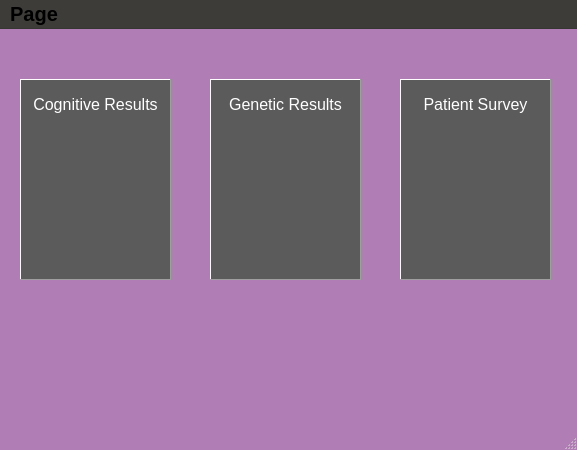
This is ui/homepage.ui in LiskoXIII/csi5390 as Qt 5 draws it before an edit. The edited form follows.
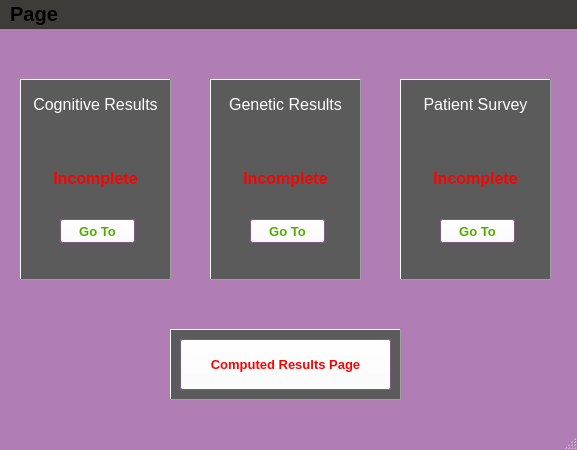
This is the edited form. Icons and pictures are not drawn.

Commit message: Working on info pages, need exact data fields but figuring out format.

The edit to the form file:
```diff
--- a/ui/homepage.ui
+++ b/ui/homepage.ui
@@ -420,6 +420,559 @@
      <string>&lt;html&gt;&lt;head/&gt;&lt;body&gt;&lt;p align=&quot;center&quot;&gt;&lt;span style=&quot; font-size:12pt; color:#ffffff;&quot;&gt;Patient Survey&lt;/span&gt;&lt;/p&gt;&lt;/body&gt;&lt;/html&gt;</string>
     </property>
    </widget>
+   <widget class="QPushButton" name="cognitive_button">
+    <property name="geometry">
+     <rect>
+      <x>60</x>
+      <y>190</y>
+      <width>75</width>
+      <height>24</height>
+     </rect>
+    </property>
+    <property name="palette">
+     <palette>
+      <active>
+       <colorrole role="Button">
+        <brush brushstyle="SolidPattern">
+         <color alpha="255">
+          <red>255</red>
+          <green>255</green>
+          <blue>255</blue>
+         </color>
+        </brush>
+       </colorrole>
+       <colorrole role="Text">
+        <brush brushstyle="SolidPattern">
+         <color alpha="255">
+          <red>85</red>
+          <green>170</green>
+          <blue>0</blue>
+         </color>
+        </brush>
+       </colorrole>
+       <colorrole role="ButtonText">
+        <brush brushstyle="SolidPattern">
+         <color alpha="255">
+          <red>85</red>
+          <green>170</green>
+          <blue>0</blue>
+         </color>
+        </brush>
+       </colorrole>
+      </active>
+      <inactive>
+       <colorrole role="Button">
+        <brush brushstyle="SolidPattern">
+         <color alpha="255">
+          <red>255</red>
+          <green>255</green>
+          <blue>255</blue>
+         </color>
+        </brush>
+       </colorrole>
+       <colorrole role="Text">
+        <brush brushstyle="SolidPattern">
+         <color alpha="255">
+          <red>85</red>
+          <green>170</green>
+          <blue>0</blue>
+         </color>
+        </brush>
+       </colorrole>
+       <colorrole role="ButtonText">
+        <brush brushstyle="SolidPattern">
+         <color alpha="255">
+          <red>85</red>
+          <green>170</green>
+          <blue>0</blue>
+         </color>
+        </brush>
+       </colorrole>
+      </inactive>
+      <disabled>
+       <colorrole role="Button">
+        <brush brushstyle="SolidPattern">
+         <color alpha="255">
+          <red>255</red>
+          <green>255</green>
+          <blue>255</blue>
+         </color>
+        </brush>
+       </colorrole>
+       <colorrole role="ButtonText">
+        <brush brushstyle="SolidPattern">
+         <color alpha="135">
+          <red>255</red>
+          <green>255</green>
+          <blue>255</blue>
+         </color>
+        </brush>
+       </colorrole>
+      </disabled>
+     </palette>
+    </property>
+    <property name="font">
+     <font>
+      <pointsize>10</pointsize>
+      <bold>true</bold>
+      <underline>false</underline>
+     </font>
+    </property>
+    <property name="text">
+     <string>Go To</string>
+    </property>
+   </widget>
+   <widget class="QPushButton" name="genetic_button">
+    <property name="geometry">
+     <rect>
+      <x>250</x>
+      <y>190</y>
+      <width>75</width>
+      <height>24</height>
+     </rect>
+    </property>
+    <property name="palette">
+     <palette>
+      <active>
+       <colorrole role="Button">
+        <brush brushstyle="SolidPattern">
+         <color alpha="255">
+          <red>255</red>
+          <green>255</green>
+          <blue>255</blue>
+         </color>
+        </brush>
+       </colorrole>
+       <colorrole role="Text">
+        <brush brushstyle="SolidPattern">
+         <color alpha="255">
+          <red>85</red>
+          <green>170</green>
+          <blue>0</blue>
+         </color>
+        </brush>
+       </colorrole>
+       <colorrole role="ButtonText">
+        <brush brushstyle="SolidPattern">
+         <color alpha="255">
+          <red>85</red>
+          <green>170</green>
+          <blue>0</blue>
+         </color>
+        </brush>
+       </colorrole>
+      </active>
+      <inactive>
+       <colorrole role="Button">
+        <brush brushstyle="SolidPattern">
+         <color alpha="255">
+          <red>255</red>
+          <green>255</green>
+          <blue>255</blue>
+         </color>
+        </brush>
+       </colorrole>
+       <colorrole role="Text">
+        <brush brushstyle="SolidPattern">
+         <color alpha="255">
+          <red>85</red>
+          <green>170</green>
+          <blue>0</blue>
+         </color>
+        </brush>
+       </colorrole>
+       <colorrole role="ButtonText">
+        <brush brushstyle="SolidPattern">
+         <color alpha="255">
+          <red>85</red>
+          <green>170</green>
+          <blue>0</blue>
+         </color>
+        </brush>
+       </colorrole>
+      </inactive>
+      <disabled>
+       <colorrole role="Button">
+        <brush brushstyle="SolidPattern">
+         <color alpha="107">
+          <red>255</red>
+          <green>255</green>
+          <blue>255</blue>
+         </color>
+        </brush>
+       </colorrole>
+       <colorrole role="ButtonText">
+        <brush brushstyle="SolidPattern">
+         <color alpha="135">
+          <red>255</red>
+          <green>255</green>
+          <blue>255</blue>
+         </color>
+        </brush>
+       </colorrole>
+      </disabled>
+     </palette>
+    </property>
+    <property name="font">
+     <font>
+      <pointsize>10</pointsize>
+      <bold>true</bold>
+      <underline>false</underline>
+     </font>
+    </property>
+    <property name="text">
+     <string>Go To</string>
+    </property>
+   </widget>
+   <widget class="QPushButton" name="patient_button">
+    <property name="geometry">
+     <rect>
+      <x>440</x>
+      <y>190</y>
+      <width>75</width>
+      <height>24</height>
+     </rect>
+    </property>
+    <property name="palette">
+     <palette>
+      <active>
+       <colorrole role="Button">
+        <brush brushstyle="SolidPattern">
+         <color alpha="255">
+          <red>255</red>
+          <green>255</green>
+          <blue>255</blue>
+         </color>
+        </brush>
+       </colorrole>
+       <colorrole role="Text">
+        <brush brushstyle="SolidPattern">
+         <color alpha="255">
+          <red>85</red>
+          <green>170</green>
+          <blue>0</blue>
+         </color>
+        </brush>
+       </colorrole>
+       <colorrole role="ButtonText">
+        <brush brushstyle="SolidPattern">
+         <color alpha="255">
+          <red>85</red>
+          <green>170</green>
+          <blue>0</blue>
+         </color>
+        </brush>
+       </colorrole>
+      </active>
+      <inactive>
+       <colorrole role="Button">
+        <brush brushstyle="SolidPattern">
+         <color alpha="255">
+          <red>255</red>
+          <green>255</green>
+          <blue>255</blue>
+         </color>
+        </brush>
+       </colorrole>
+       <colorrole role="Text">
+        <brush brushstyle="SolidPattern">
+         <color alpha="255">
+          <red>85</red>
+          <green>170</green>
+          <blue>0</blue>
+         </color>
+        </brush>
+       </colorrole>
+       <colorrole role="ButtonText">
+        <brush brushstyle="SolidPattern">
+         <color alpha="255">
+          <red>85</red>
+          <green>170</green>
+          <blue>0</blue>
+         </color>
+        </brush>
+       </colorrole>
+      </inactive>
+      <disabled>
+       <colorrole role="Button">
+        <brush brushstyle="SolidPattern">
+         <color alpha="107">
+          <red>255</red>
+          <green>255</green>
+          <blue>255</blue>
+         </color>
+        </brush>
+       </colorrole>
+       <colorrole role="ButtonText">
+        <brush brushstyle="SolidPattern">
+         <color alpha="135">
+          <red>255</red>
+          <green>255</green>
+          <blue>255</blue>
+         </color>
+        </brush>
+       </colorrole>
+      </disabled>
+     </palette>
+    </property>
+    <property name="font">
+     <font>
+      <pointsize>10</pointsize>
+      <bold>true</bold>
+      <underline>false</underline>
+     </font>
+    </property>
+    <property name="text">
+     <string>Go To</string>
+    </property>
+   </widget>
+   <widget class="QLabel" name="cognitive_status">
+    <property name="geometry">
+     <rect>
+      <x>30</x>
+      <y>140</y>
+      <width>131</width>
+      <height>20</height>
+     </rect>
+    </property>
+    <property name="text">
+     <string>&lt;html&gt;&lt;head/&gt;&lt;body&gt;&lt;p align=&quot;center&quot;&gt;&lt;span style=&quot; font-size:12pt; font-weight:700; color:#ff0000;&quot;&gt;Incomplete&lt;/span&gt;&lt;/p&gt;&lt;/body&gt;&lt;/html&gt;</string>
+    </property>
+   </widget>
+   <widget class="QLabel" name="genetic_status">
+    <property name="geometry">
+     <rect>
+      <x>220</x>
+      <y>140</y>
+      <width>131</width>
+      <height>20</height>
+     </rect>
+    </property>
+    <property name="text">
+     <string>&lt;html&gt;&lt;head/&gt;&lt;body&gt;&lt;p align=&quot;center&quot;&gt;&lt;span style=&quot; font-size:12pt; font-weight:700; color:#ff0000;&quot;&gt;Incomplete&lt;/span&gt;&lt;/p&gt;&lt;/body&gt;&lt;/html&gt;</string>
+    </property>
+   </widget>
+   <widget class="QLabel" name="patient_status">
+    <property name="geometry">
+     <rect>
+      <x>410</x>
+      <y>140</y>
+      <width>131</width>
+      <height>20</height>
+     </rect>
+    </property>
+    <property name="text">
+     <string>&lt;html&gt;&lt;head/&gt;&lt;body&gt;&lt;p align=&quot;center&quot;&gt;&lt;span style=&quot; font-size:12pt; font-weight:700; color:#ff0000;&quot;&gt;Incomplete&lt;/span&gt;&lt;/p&gt;&lt;/body&gt;&lt;/html&gt;</string>
+    </property>
+   </widget>
+   <widget class="QLabel" name="results_box">
+    <property name="geometry">
+     <rect>
+      <x>170</x>
+      <y>300</y>
+      <width>231</width>
+      <height>71</height>
+     </rect>
+    </property>
+    <property name="palette">
+     <palette>
+      <active>
+       <colorrole role="WindowText">
+        <brush brushstyle="SolidPattern">
+         <color alpha="255">
+          <red>91</red>
+          <green>91</green>
+          <blue>91</blue>
+         </color>
+        </brush>
+       </colorrole>
+       <colorrole role="Window">
+        <brush brushstyle="SolidPattern">
+         <color alpha="255">
+          <red>91</red>
+          <green>91</green>
+          <blue>91</blue>
+         </color>
+        </brush>
+       </colorrole>
+      </active>
+      <inactive>
+       <colorrole role="WindowText">
+        <brush brushstyle="SolidPattern">
+         <color alpha="255">
+          <red>91</red>
+          <green>91</green>
+          <blue>91</blue>
+         </color>
+        </brush>
+       </colorrole>
+       <colorrole role="Window">
+        <brush brushstyle="SolidPattern">
+         <color alpha="255">
+          <red>91</red>
+          <green>91</green>
+          <blue>91</blue>
+         </color>
+        </brush>
+       </colorrole>
+      </inactive>
+      <disabled>
+       <colorrole role="Base">
+        <brush brushstyle="SolidPattern">
+         <color alpha="255">
+          <red>91</red>
+          <green>91</green>
+          <blue>91</blue>
+         </color>
+        </brush>
+       </colorrole>
+       <colorrole role="Window">
+        <brush brushstyle="SolidPattern">
+         <color alpha="255">
+          <red>91</red>
+          <green>91</green>
+          <blue>91</blue>
+         </color>
+        </brush>
+       </colorrole>
+      </disabled>
+     </palette>
+    </property>
+    <property name="autoFillBackground">
+     <bool>true</bool>
+    </property>
+    <property name="frameShape">
+     <enum>QFrame::Shape::Panel</enum>
+    </property>
+    <property name="frameShadow">
+     <enum>QFrame::Shadow::Raised</enum>
+    </property>
+    <property name="text">
+     <string/>
+    </property>
+    <property name="scaledContents">
+     <bool>false</bool>
+    </property>
+    <property name="wordWrap">
+     <bool>true</bool>
+    </property>
+   </widget>
+   <widget class="QPushButton" name="genetic_button_2">
+    <property name="geometry">
+     <rect>
+      <x>180</x>
+      <y>310</y>
+      <width>211</width>
+      <height>51</height>
+     </rect>
+    </property>
+    <property name="palette">
+     <palette>
+      <active>
+       <colorrole role="Button">
+        <brush brushstyle="SolidPattern">
+         <color alpha="255">
+          <red>255</red>
+          <green>255</green>
+          <blue>255</blue>
+         </color>
+        </brush>
+       </colorrole>
+       <colorrole role="Text">
+        <brush brushstyle="SolidPattern">
+         <color alpha="255">
+          <red>85</red>
+          <green>170</green>
+          <blue>0</blue>
+         </color>
+        </brush>
+       </colorrole>
+       <colorrole role="ButtonText">
+        <brush brushstyle="SolidPattern">
+         <color alpha="255">
+          <red>255</red>
+          <green>0</green>
+          <blue>0</blue>
+         </color>
+        </brush>
+       </colorrole>
+      </active>
+      <inactive>
+       <colorrole role="Button">
+        <brush brushstyle="SolidPattern">
+         <color alpha="255">
+          <red>255</red>
+          <green>255</green>
+          <blue>255</blue>
+         </color>
+        </brush>
+       </colorrole>
+       <colorrole role="Text">
+        <brush brushstyle="SolidPattern">
+         <color alpha="255">
+          <red>85</red>
+          <green>170</green>
+          <blue>0</blue>
+         </color>
+        </brush>
+       </colorrole>
+       <colorrole role="ButtonText">
+        <brush brushstyle="SolidPattern">
+         <color alpha="255">
+          <red>255</red>
+          <green>0</green>
+          <blue>0</blue>
+         </color>
+        </brush>
+       </colorrole>
+      </inactive>
+      <disabled>
+       <colorrole role="Button">
+        <brush brushstyle="SolidPattern">
+         <color alpha="107">
+          <red>255</red>
+          <green>255</green>
+          <blue>255</blue>
+         </color>
+        </brush>
+       </colorrole>
+       <colorrole role="ButtonText">
+        <brush brushstyle="SolidPattern">
+         <color alpha="135">
+          <red>255</red>
+          <green>255</green>
+          <blue>255</blue>
+         </color>
+        </brush>
+       </colorrole>
+      </disabled>
+     </palette>
+    </property>
+    <property name="font">
+     <font>
+      <pointsize>10</pointsize>
+      <bold>true</bold>
+      <underline>false</underline>
+     </font>
+    </property>
+    <property name="text">
+     <string>Computed Results Page</string>
+    </property>
+   </widget>
+   <zorder>genetic_box</zorder>
+   <zorder>genetic_label</zorder>
+   <zorder>cognitive_box</zorder>
+   <zorder>patient_box</zorder>
+   <zorder>GeneticLabel_2</zorder>
+   <zorder>GeneticLabel_3</zorder>
+   <zorder>genetic_button</zorder>
+   <zorder>patient_button</zorder>
+   <zorder>cognitive_button</zorder>
+   <zorder>cognitive_status</zorder>
+   <zorder>genetic_status</zorder>
+   <zorder>patient_status</zorder>
+   <zorder>results_box</zorder>
+   <zorder>genetic_button_2</zorder>
   </widget>
   <widget class="QMenuBar" name="menubar">
    <property name="geometry">
```
Left out of the diff: 8 changed lines with no effect on the pictures. The commit also changes 6 other files.
